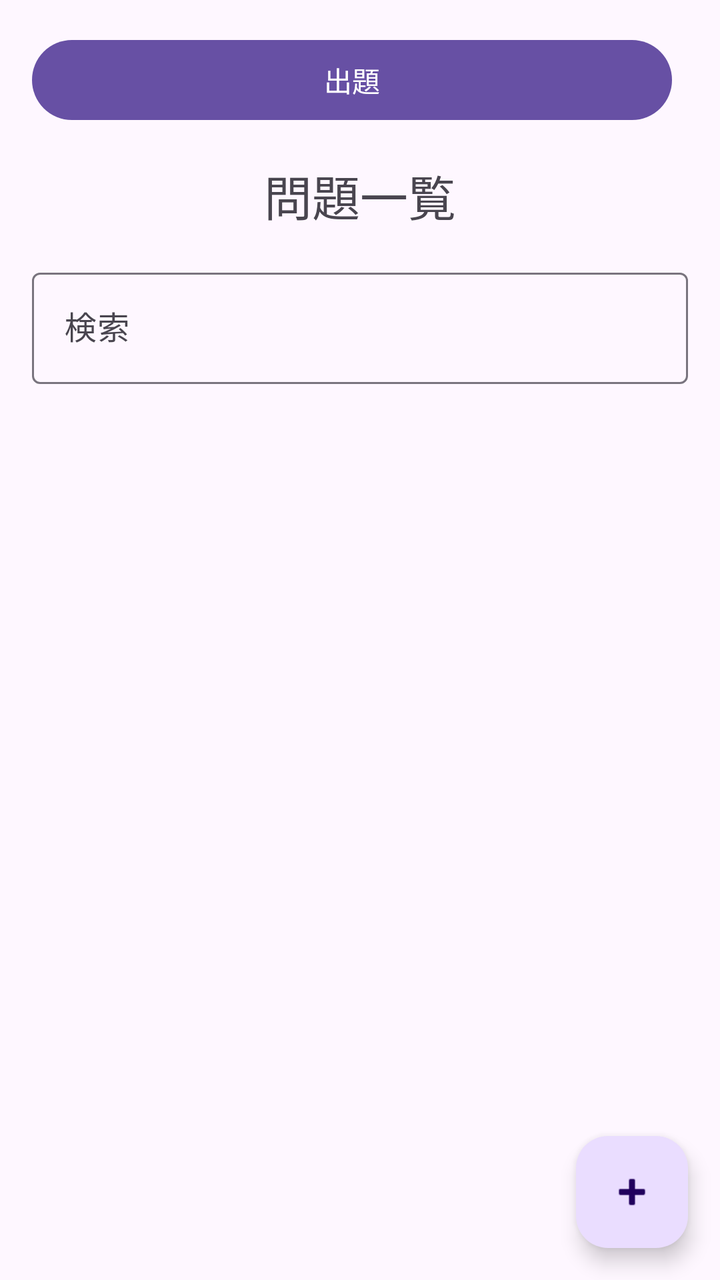
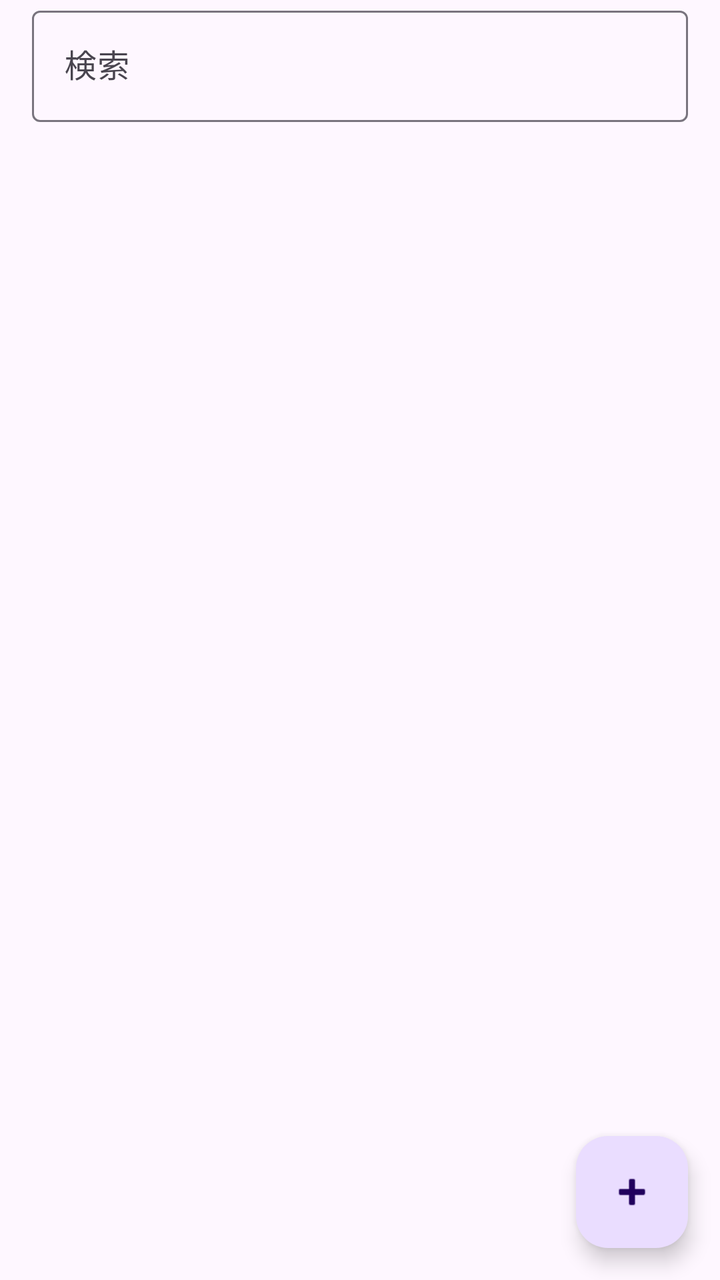

An Android layout rendered at two revisions. The XML below is the earlier revision; the diff shows what the commit changed to produce the second picture.
<!-- AndroidManifest.xml: application theme Theme.ExamDrill -->
<!-- res/layout/fragment_exam_detail.xml -->
<?xml version="1.0" encoding="utf-8"?>
<androidx.constraintlayout.widget.ConstraintLayout xmlns:android="http://schemas.android.com/apk/res/android"
    xmlns:app="http://schemas.android.com/apk/res-auto"
    android:layout_width="match_parent"
    android:layout_height="match_parent">

    <LinearLayout
        android:id="@+id/header"
        android:layout_width="match_parent"
        android:layout_height="wrap_content"
        android:orientation="vertical"
        android:padding="16dp"
        app:layout_constraintTop_toTopOf="parent">

        <LinearLayout
            android:layout_width="match_parent"
            android:layout_height="wrap_content"
            android:orientation="horizontal">

            <Button
                android:id="@+id/btn_random_quiz"
                android:layout_width="0dp"
                android:layout_height="wrap_content"
                android:layout_weight="1"
                android:layout_marginEnd="8dp"
                android:text="@string/question" />

        </LinearLayout>

        <TextView
            android:layout_width="match_parent"
            android:layout_height="wrap_content"
            android:layout_marginTop="16dp"
            android:text="@string/problem_list"
            android:textAlignment="center"
            android:textSize="24sp" />

    </LinearLayout>

    <com.google.android.material.textfield.TextInputLayout
        android:id="@+id/layout_search"
        android:layout_width="match_parent"
        android:layout_height="wrap_content"
        android:paddingHorizontal="16dp"
        app:layout_constraintTop_toBottomOf="@id/header">

        <com.google.android.material.textfield.TextInputEditText
            android:id="@+id/edit_search"
            android:layout_width="match_parent"
            android:layout_height="wrap_content"
            android:hint="@string/search_hint"
            android:inputType="text" />

    </com.google.android.material.textfield.TextInputLayout>

    <TextView
        android:id="@+id/text_empty"
        android:layout_width="match_parent"
        android:layout_height="wrap_content"
        android:layout_marginTop="32dp"
        android:text="@string/no_problems"
        android:textAlignment="center"
        android:visibility="gone"
        app:layout_constraintTop_toBottomOf="@id/layout_search" />

    <androidx.recyclerview.widget.RecyclerView
        android:id="@+id/problem_list"
        android:layout_width="match_parent"
        android:layout_height="0dp"
        android:padding="16dp"
        android:clipToPadding="false"
        app:layout_constraintTop_toBottomOf="@id/layout_search"
        app:layout_constraintBottom_toBottomOf="parent" />

    <com.google.android.material.floatingactionbutton.FloatingActionButton
        android:id="@+id/fab_add_problem"
        android:layout_width="wrap_content"
        android:layout_height="wrap_content"
        android:layout_margin="16dp"
        android:contentDescription="@string/add_problem"
        app:layout_constraintBottom_toBottomOf="parent"
        app:layout_constraintEnd_toEndOf="parent"
        app:srcCompat="@android:drawable/ic_input_add" />

</androidx.constraintlayout.widget.ConstraintLayout>
<!-- resources referenced by this layout -->
<resources>
  <string name="add_problem">問題を追加</string>
  <string name="no_problems">問題が登録されていません</string>
  <string name="problem_list">問題一覧</string>
  <string name="question">出題</string>
  <string name="search_hint">検索</string>
  <style name="Theme.ExamDrill" parent="Base.Theme.ExamDrill" />
  <style name="Base.Theme.ExamDrill" parent="Theme.Material3.DayNight.NoActionBar">
          
          
      </style>
</resources>

<!-- the commit's change to res/layout/fragment_exam_detail.xml (unified diff, before → after) -->
@@ -1,85 +1,68 @@
 <?xml version="1.0" encoding="utf-8"?>
-<androidx.constraintlayout.widget.ConstraintLayout xmlns:android="http://schemas.android.com/apk/res/android"
+<androidx.drawerlayout.widget.DrawerLayout xmlns:android="http://schemas.android.com/apk/res/android"
     xmlns:app="http://schemas.android.com/apk/res-auto"
+    android:id="@+id/drawer_layout"
     android:layout_width="match_parent"
     android:layout_height="match_parent">
 
-    <LinearLayout
-        android:id="@+id/header"
+    
+    <androidx.constraintlayout.widget.ConstraintLayout
         android:layout_width="match_parent"
-        android:layout_height="wrap_content"
-        android:orientation="vertical"
-        android:padding="16dp"
-        app:layout_constraintTop_toTopOf="parent">
+        android:layout_height="match_parent">
 
-        <LinearLayout
+        <com.google.android.material.textfield.TextInputLayout
+            android:id="@+id/layout_search"
             android:layout_width="match_parent"
             android:layout_height="wrap_content"
-            android:orientation="horizontal">
+            android:paddingHorizontal="16dp"
+            app:layout_constraintTop_toTopOf="parent">
 
-            <Button
-                android:id="@+id/btn_random_quiz"
-                android:layout_width="0dp"
+            <com.google.android.material.textfield.TextInputEditText
+                android:id="@+id/edit_search"
+                android:layout_width="match_parent"
                 android:layout_height="wrap_content"
-                android:layout_weight="1"
-                android:layout_marginEnd="8dp"
-                android:text="@string/question" />
+                android:hint="@string/search_hint"
+                android:inputType="text" />
 
-        </LinearLayout>
+        </com.google.android.material.textfield.TextInputLayout>
 
         <TextView
+            android:id="@+id/text_empty"
             android:layout_width="match_parent"
             android:layout_height="wrap_content"
-            android:layout_marginTop="16dp"
-            android:text="@string/problem_list"
+            android:layout_marginTop="32dp"
+            android:text="@string/no_problems"
             android:textAlignment="center"
-            android:textSize="24sp" />
+            android:visibility="gone"
+            app:layout_constraintTop_toBottomOf="@id/layout_search" />
 
-    </LinearLayout>
+        <androidx.recyclerview.widget.RecyclerView
+            android:id="@+id/problem_list"
+            android:layout_width="match_parent"
+            android:layout_height="0dp"
+            android:padding="16dp"
+            android:clipToPadding="false"
+            app:layout_constraintTop_toBottomOf="@id/layout_search"
+            app:layout_constraintBottom_toBottomOf="parent" />
 
-    <com.google.android.material.textfield.TextInputLayout
-        android:id="@+id/layout_search"
-        android:layout_width="match_parent"
-        android:layout_height="wrap_content"
-        android:paddingHorizontal="16dp"
-        app:layout_constraintTop_toBottomOf="@id/header">
+        <com.google.android.material.floatingactionbutton.FloatingActionButton
+            android:id="@+id/fab_add_problem"
+            android:layout_width="wrap_content"
+            android:layout_height="wrap_content"
+            android:layout_margin="16dp"
+            android:contentDescription="@string/add_problem"
+            app:layout_constraintBottom_toBottomOf="parent"
+            app:layout_constraintEnd_toEndOf="parent"
+            app:srcCompat="@android:drawable/ic_input_add" />
 
-        <com.google.android.material.textfield.TextInputEditText
-            android:id="@+id/edit_search"
-            android:layout_width="match_parent"
-            android:layout_height="wrap_content"
-            android:hint="@string/search_hint"
-            android:inputType="text" />
+    </androidx.constraintlayout.widget.ConstraintLayout>
 
-    </com.google.android.material.textfield.TextInputLayout>
+    
+    <com.google.android.material.navigation.NavigationView
+        android:id="@+id/nav_view"
+        android:layout_width="wrap_content"
+        android:layout_height="match_parent"
+        android:layout_gravity="start"
+        app:menu="@menu/menu_exam_detail_drawer" />
 
-    <TextView
-        android:id="@+id/text_empty"
-        android:layout_width="match_parent"
-        android:layout_height="wrap_content"
-        android:layout_marginTop="32dp"
-        android:text="@string/no_problems"
-        android:textAlignment="center"
-        android:visibility="gone"
-        app:layout_constraintTop_toBottomOf="@id/layout_search" />
-
-    <androidx.recyclerview.widget.RecyclerView
-        android:id="@+id/problem_list"
-        android:layout_width="match_parent"
-        android:layout_height="0dp"
-        android:padding="16dp"
-        android:clipToPadding="false"
-        app:layout_constraintTop_toBottomOf="@id/layout_search"
-        app:layout_constraintBottom_toBottomOf="parent" />
-
-    <com.google.android.material.floatingactionbutton.FloatingActionButton
-        android:id="@+id/fab_add_problem"
-        android:layout_width="wrap_content"
-        android:layout_height="wrap_content"
-        android:layout_margin="16dp"
-        android:contentDescription="@string/add_problem"
-        app:layout_constraintBottom_toBottomOf="parent"
-        app:layout_constraintEnd_toEndOf="parent"
-        app:srcCompat="@android:drawable/ic_input_add" />
-
-</androidx.constraintlayout.widget.ConstraintLayout>
+</androidx.drawerlayout.widget.DrawerLayout>
<!-- resource entries referenced after the edit -->
@@ -2,8 +2,6 @@
 <resources>
   <string name="add_problem">問題を追加</string>
   <string name="no_problems">問題が登録されていません</string>
-  <string name="problem_list">問題一覧</string>
-  <string name="question">出題</string>
   <string name="search_hint">検索</string>
   <style name="Theme.ExamDrill" parent="Base.Theme.ExamDrill" />
   <style name="Base.Theme.ExamDrill" parent="Theme.Material3.DayNight.NoActionBar">
